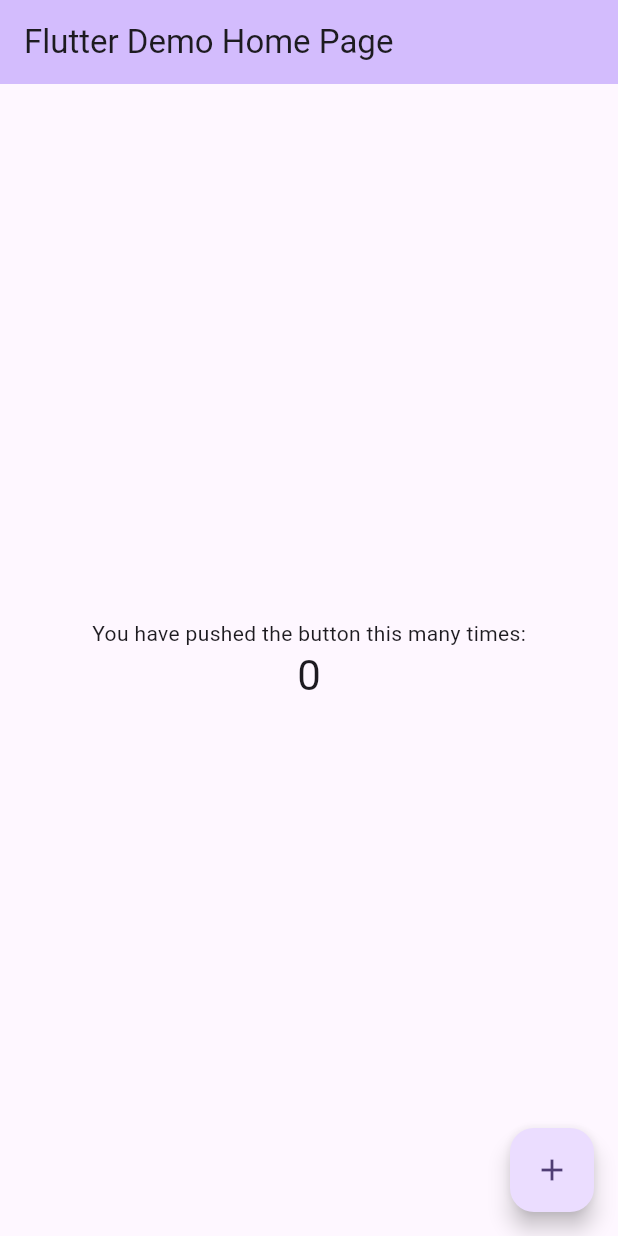
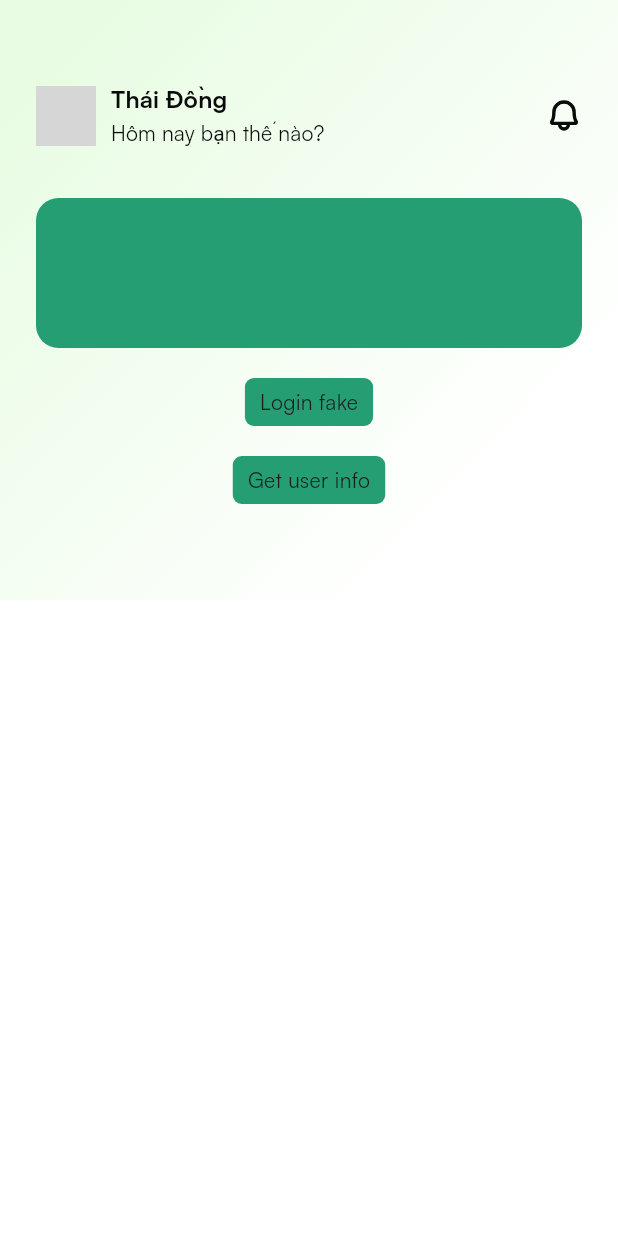
Before and after one commit to sparc-software-hust/waznet, a Flutter app: the screen it shows after launch, on a phone screen of 412 x 824 dp. Run offline on Flutter 3.47's test engine with Material 3 defaults, Android fonts, the phone set to English and light mode, and no system bars; our stand-ins replace dio, firebase_core, firebase_messaging, phosphor_flutter, shared_preferences; accounts and stored records are empty; generated files the repository leaves out were written again; network calls fail; statements that could not run were skipped; grey boxes are pictures that could not be loaded.

Commit message:
feature(mobile): create base project flutter mobile

```diff
--- /dev/null
+++ b/mobile/lib/constants/color_constants.dart
@@ -0,0 +1,37 @@
+import 'package:flutter/material.dart';
+
+class ColorConstants {
+  // lazy init singleton
+  static ColorConstants? _instance;
+  ColorConstants._privateConstructor() {
+    _instance = this;
+  }
+  factory ColorConstants() => _instance ?? ColorConstants._privateConstructor();
+
+  // first typeface (montserrat)
+  final Color primaryGreen = const Color(0xFF259E73);
+  final Color primaryLightGreen = const Color(0xFFACEBD4);
+  final Color primaryDarkGreen = const Color(0xFF2E4A21);
+  final Color primaryOrange = const Color(0xFFF2BF87);
+  final Color primaryWhite = const Color(0xFFFCFCFC);
+
+  // second typeface (satoshi/nunito)
+  final Color primaryGreen1 = const Color(0xFF329C1B);
+  final Color primarySand1 = const Color(0xFFDAD78D);
+  final Color primaryLightGreen1 = const Color(0xFFE8FCE3);
+  final Color primaryGrey1 = const Color(0xFF72777A);
+  final Color primaryWhite1 = Colors.white;
+  final Color primaryBlack1 = const Color(0xFF090A0A);
+
+  Color primary(isDark) => isDark ? const Color(0xFF33BACA) : const Color(0xFF05AABD);
+
+  TextStyle fastStyle(int fontSize, FontWeight fontWeight, Color color) {
+    return TextStyle(
+      color: color,
+      fontSize: fontSize.toDouble(),
+      fontWeight: fontWeight,
+      fontFamily: "Satoshi",
+      letterSpacing: 0.1
+    );
+  }
+}
--- /dev/null
+++ b/mobile/lib/controllers/firebase_messaging_controller.dart
@@ -0,0 +1,20 @@
+import 'dart:io';
+import 'package:cecr_unwomen/http.dart';
+import 'package:cecr_unwomen/utils.dart';
+
+class FirebaseMessagingController {
+  static Future<void> setupFirebaseToken() async {
+    final String? fcmToken = await Utils.getFirebaseToken();
+    if (fcmToken == null) return;
+    await uploadFirebaseToken(fcmToken);
+  }
+
+  static Future<void> uploadFirebaseToken(String token) async {
+    const String url = "/user/add_firebase_token";
+    final Map data = {
+      "firebase_token": token,
+      "platform": Platform.isAndroid ? "android" : "ios",
+    };
+    await dioConfigInterceptor.post(url, data: data);
+  }
+}
--- /dev/null
+++ b/mobile/lib/controllers/user_controller.dart
@@ -0,0 +1,10 @@
+import 'package:cecr_unwomen/http.dart';
+import 'package:dio/dio.dart';
+
+class UserController {
+  static Future<void> getUserInfo() async {
+    const String url = "/user/get_info";
+    final Response res = await dioConfigInterceptor.post(url, data: {"user_id": "f47cc61f-6e66-4822-835a-e0ed2485997e"});
+    print('aaa:${res.data}');
+  }
+}
--- a/mobile/lib/main.dart
+++ b/mobile/lib/main.dart
@@ -1,125 +1,70 @@
+import 'package:cecr_unwomen/screens/home_screen_fcase.dart';
+import 'package:firebase_messaging/firebase_messaging.dart';
 import 'package:flutter/material.dart';
+import 'package:firebase_core/firebase_core.dart';
+import 'firebase_options.dart';
 
-void main() {
+void main() async {
+  WidgetsFlutterBinding.ensureInitialized();
+  await Firebase.initializeApp();
+  FirebaseMessaging.onBackgroundMessage(_firebaseMessagingBackgroundHandler);
   runApp(const MyApp());
 }
 
 class MyApp extends StatelessWidget {
   const MyApp({super.key});
 
-  // This widget is the root of your application.
   @override
   Widget build(BuildContext context) {
     return MaterialApp(
-      title: 'Flutter Demo',
+      debugShowCheckedModeBanner: false,
+      home: const MyHomePage(),
       theme: ThemeData(
-        // This is the theme of your application.
-        //
-        // TRY THIS: Try running your application with "flutter run". You'll see
-        // the application has a purple toolbar. Then, without quitting the app,
-        // try changing the seedColor in the colorScheme below to Colors.green
-        // and then invoke "hot reload" (save your changes or press the "hot
-        // reload" button in a Flutter-supported IDE, or press "r" if you used
-        // the command line to start the app).
-        //
-        // Notice that the counter didn't reset back to zero; the application
-        // state is not lost during the reload. To reset the state, use hot
-        // restart instead.
-        //
-        // This works for code too, not just values: Most code changes can be
-        // tested with just a hot reload.
-        colorScheme: ColorScheme.fromSeed(seedColor: Colors.deepPurple),
-        useMaterial3: true,
+        fontFamily: 'Satoshi'
       ),
-      home: const MyHomePage(title: 'Flutter Demo Home Page'),
+      // localizationsDelegates: [
+      //   S.delegate,
+      //   GlobalMaterialLocalizations.delegate,
+      //   GlobalWidgetsLocalizations.delegate,
+      //   GlobalCupertinoLocalizations.delegate,
+      // ],
+      // supportedLocales: [
+      //   Locale('en'), // English
+      //   Locale('vi'),
+      // ],
     );
   }
 }
 
+@pragma('vm:entry-point')
+Future<void> _firebaseMessagingBackgroundHandler(RemoteMessage message) async {
+  await Firebase.initializeApp(
+    options: DefaultFirebaseOptions.currentPlatform,
+  );
+}
+
 class MyHomePage extends StatefulWidget {
-  const MyHomePage({super.key, required this.title});
-
-  // This widget is the home page of your application. It is stateful, meaning
-  // that it has a State object (defined below) that contains fields that affect
-  // how it looks.
-
-  // This class is the configuration for the state. It holds the values (in this
-  // case the title) provided by the parent (in this case the App widget) and
-  // used by the build method of the State. Fields in a Widget subclass are
-  // always marked "final".
-
-  final String title;
+  const MyHomePage({super.key});
 
   @override
   State<MyHomePage> createState() => _MyHomePageState();
 }
 
 class _MyHomePageState extends State<MyHomePage> {
-  int _counter = 0;
-
-  void _incrementCounter() {
-    setState(() {
-      // This call to setState tells the Flutter framework that something has
-      // changed in this State, which causes it to rerun the build method below
-      // so that the display can reflect the updated values. If we changed
-      // _counter without calling setState(), then the build method would not be
-      // called again, and so nothing would appear to happen.
-      _counter++;
-    });
-  }
-
   @override
   Widget build(BuildContext context) {
-    // This method is rerun every time setState is called, for instance as done
-    // by the _incrementCounter method above.
-    //
-    // The Flutter framework has been optimized to make rerunning build methods
-    // fast, so that you can just rebuild anything that needs updating rather
-    // than having to individually change instances of widgets.
     return Scaffold(
-      appBar: AppBar(
-        // TRY THIS: Try changing the color here to a specific color (to
-        // Colors.amber, perhaps?) and trigger a hot reload to see the AppBar
-        // change color while the other colors stay the same.
-        backgroundColor: Theme.of(context).colorScheme.inversePrimary,
-        // Here we take the value from the MyHomePage object that was created by
-        // the App.build method, and use it to set our appbar title.
-        title: Text(widget.title),
+      backgroundColor: Colors.white,
+      body: Column(
+        children: [
+          HomeScreen()
+        ],
       ),
-      body: Center(
-        // Center is a layout widget. It takes a single child and positions it
-        // in the middle of the parent.
-        child: Column(
-          // Column is also a layout widget. It takes a list of children and
-          // arranges them vertically. By default, it sizes itself to fit its
-          // children horizontally, and tries to be as tall as its parent.
-          //
-          // Column has various properties to control how it sizes itself and
-          // how it positions its children. Here we use mainAxisAlignment to
-          // center the children vertically; the main axis here is the vertical
-          // axis because Columns are vertical (the cross axis would be
-          // horizontal).
-          //
-          // TRY THIS: Invoke "debug painting" (choose the "Toggle Debug Paint"
-          // action in the IDE, or press "p" in the console), to see the
-          // wireframe for each widget.
-          mainAxisAlignment: MainAxisAlignment.center,
-          children: <Widget>[
-            const Text(
-              'You have pushed the button this many times:',
-            ),
-            Text(
-              '$_counter',
-              style: Theme.of(context).textTheme.headlineMedium,
-            ),
-          ],
-        ),
-      ),
-      floatingActionButton: FloatingActionButton(
-        onPressed: _incrementCounter,
-        tooltip: 'Increment',
-        child: const Icon(Icons.add),
-      ), // This trailing comma makes auto-formatting nicer for build methods.
+      // floatingActionButton: FloatingActionButton(
+      //   onPressed: _incrementCounter,
+      //   tooltip: 'Increment',
+      //   child: const Icon(Icons.add),
+      // ), // This trailing comma makes auto-formatting nicer for build methods.
     );
   }
 }
--- /dev/null
+++ b/mobile/lib/screens/home_screen_fcase.dart
@@ -0,0 +1,148 @@
+import 'package:cecr_unwomen/constants/color_constants.dart';
+import 'package:cecr_unwomen/controllers/auth_controller.dart';
+import 'package:cecr_unwomen/controllers/firebase_messaging_controller.dart';
+import 'package:cecr_unwomen/controllers/user_controller.dart';
+import 'package:cecr_unwomen/utils.dart';
+import 'package:firebase_messaging/firebase_messaging.dart';
+import 'package:flutter/material.dart';
+import 'package:phosphor_flutter/phosphor_flutter.dart';
+
+class HomeScreen extends StatefulWidget {
+  const HomeScreen({super.key});
+
+  @override
+  State<HomeScreen> createState() => _HomeScreenState();
+}
+
+class _HomeScreenState extends State<HomeScreen> {
+  final ColorConstants colorCons = ColorConstants();
+
+  @override
+  void initState() {
+    super.initState();
+    initFirebase();
+    setupInteractedMessage();
+  }
+
+  Future<void> initFirebase() async {
+    await FirebaseMessaging.instance.requestPermission(sound: true, badge: true, alert: true, provisional: true);
+    await FirebaseMessagingController.setupFirebaseToken();
+    FirebaseMessaging.instance.onTokenRefresh.listen(FirebaseMessagingController.uploadFirebaseToken);
+  }
+
+  Future<void> setupInteractedMessage() async {
+    RemoteMessage? initialMessage = await FirebaseMessaging.instance.getInitialMessage();
+    if (initialMessage != null) _handleMessageOpenedApp(initialMessage);
+
+    FirebaseMessaging.onMessage.listen((RemoteMessage message) {
+      if (message.notification == null) return;
+      print('Message also contained a notification: ${message.notification}');
+    });
+    FirebaseMessaging.onMessageOpenedApp.listen(_handleMessageOpenedApp);
+  }
+
+  void _handleMessageOpenedApp(RemoteMessage message) {
+    print('okeee i seeeee:${message.notification?.body}');
+  }
+
+
+  @override
+  Widget build(BuildContext context) {
+    return Container(
+      height: 400,
+      padding: const EdgeInsets.all(24),
+      decoration: BoxDecoration(
+          gradient: LinearGradient(
+        colors: [colorCons.primaryLightGreen1, Colors.white],
+        stops: const [0.1, 0.8],
+        begin: Alignment.topLeft,
+        end: Alignment.bottomRight,
+        // tileMode: TileMode.mirror
+      )),
+      child: Column(
+        children: [
+          const SizedBox(height: 30),
+          Row(
+            mainAxisAlignment: MainAxisAlignment.spaceBetween,
+            children: [
+              Row(
+                children: [
+                  Container(
+                    height: 40,
+                    width: 40,
+                    decoration: const BoxDecoration(
+                      shape: BoxShape.circle,
+                      image: DecorationImage(
+                          image: NetworkImage(
+                              "https://statics.pancake.vn/panchat-prod/2024/1/15/6574ac19760ba6628a77f63dcd3991d41c2e8add.jpeg"),
+                          fit: BoxFit.cover),
+                    ),
+                  ),
+                  const SizedBox(width: 10),
+                  Column(
+                    crossAxisAlignment: CrossAxisAlignment.start,
+                    children: [
+                      Text("Thái Đồng",
+                          style: colorCons.fastStyle(
+                              16, FontWeight.w600, colorCons.primaryBlack1)),
+                      const SizedBox(height: 2),
+                      Text("Hôm nay bạn thế nào?",
+                          style: colorCons.fastStyle(
+                              14, FontWeight.w400, colorCons.primaryBlack1))
+                    ],
+                  ),
+                ],
+              ),
+              PhosphorIcon(PhosphorIcons.bold.bell,
+                  size: 24, color: colorCons.primaryBlack1),
+            ],
+          ),
+          const SizedBox(height: 32),
+          Container(
+            height: 100,
+            decoration: BoxDecoration(
+              color: colorCons.primaryGreen,
+              borderRadius: BorderRadius.circular(15),
+            ),
+          ),
+          const SizedBox(height: 20),
+          Material(
+            color: Colors.transparent,
+            child: Container(
+              decoration: BoxDecoration(
+                borderRadius: BorderRadius.circular(6),
+                color: colorCons.primaryGreen,
+              ),
+              padding: const EdgeInsets.symmetric(horizontal: 10, vertical: 6),
+              child: InkWell(
+                onTap: () async {
+                  final res = await AuthController.login("0967827856", "270920011");
+                  print('okee:${res}');
+                },
+                child: Text("Login fake")
+              )
+            )
+          ),
+          const SizedBox(height: 20,),
+          Material(
+            color: Colors.transparent,
+            child: Container(
+              decoration: BoxDecoration(
+                borderRadius: BorderRadius.circular(6),
+                color: colorCons.primaryGreen,
+              ),
+              padding: const EdgeInsets.symmetric(horizontal: 10, vertical: 6),
+              child: InkWell(
+                onTap: () async {
+                  print('zzz');
+                  await UserController.getUserInfo();
+                },
+                child: Text("Get user info")
+              )
+            )
+          )
+        ],
+      ),
+    );
+  }
+}
--- /dev/null
+++ b/mobile/lib/utils.dart
@@ -0,0 +1,21 @@
+import 'package:firebase_messaging/firebase_messaging.dart';
+import 'package:shared_preferences/shared_preferences.dart';
+
+class Utils {
+  static Future<String?> getFirebaseToken() async {
+    final String? fcmToken = await FirebaseMessaging.instance.getToken();
+    return fcmToken;
+  }
+  static String apiUrl = "http://192.168.1.68:4000/api";
+
+  static saveTokenDataIntoPrefs(Map data) async {
+    final SharedPreferences prefs = await SharedPreferences.getInstance();
+    final String accessToken = data["access_token"] ?? "";
+    final String refreshToken = data["refresh_token"] ?? "";
+    final int accessTokenExp = data["access_exp"] ?? 0;
+    await prefs.setString("access_token", accessToken);
+    await prefs.setString("refresh_token", refreshToken);
+    await prefs.setInt("access_exp", accessTokenExp);
+    print('save successfully');
+  }
+}
```
Also changed, not shown: mobile/lib/controllers/auth_controller.dart (added, +26 -0 lines), mobile/lib/http.dart (added, +61 -0 lines), mobile/lib/widgets/circle_avatar.dart (added, +18 -0 lines), mobile/pubspec.yaml (+12 -33 lines), mobile/assets/fonts/Satoshi-Black.ttf (added), mobile/assets/fonts/Satoshi-Bold.ttf (added), mobile/assets/fonts/Satoshi-Medium.ttf (added), mobile/assets/fonts/Satoshi-Regular.ttf (added), mobile/lib/screens/home_screen_scase.dart (added), mobile/pubspec.lock, 16 other files.
